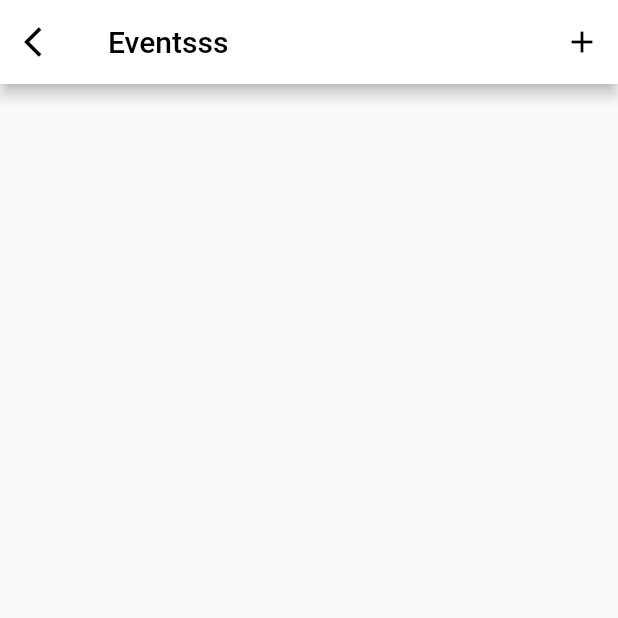
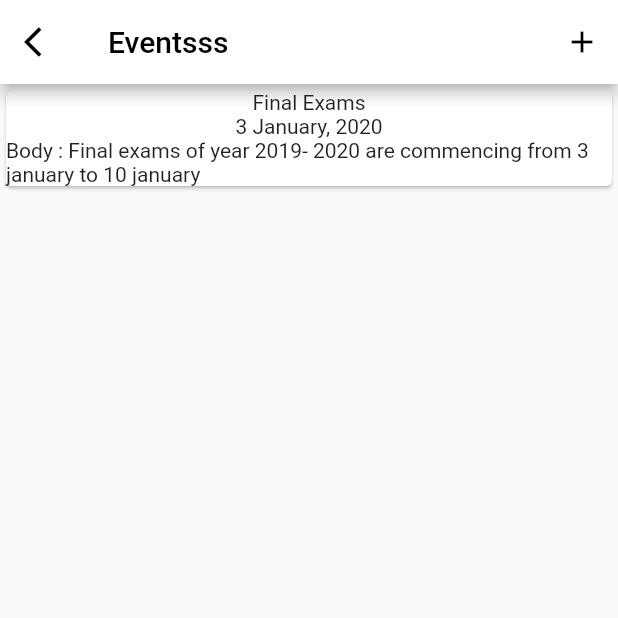
Before and after one commit to parikshitg/flutter_teacher_app, a Flutter app: the EventsHomeScreen screen opened by its route, on a phone screen of 412 x 824 dp, the top half of it. Run offline on Flutter 3.47's test engine with Material 2 defaults, Android fonts, the light colour scheme and no system bars; our stand-ins replace flutter_vector_icons, font_awesome_flutter, image_picker.

Commit message:
events homescreen

```diff
--- a/lib/models/event_model.dart
+++ b/lib/models/event_model.dart
@@ -2,6 +2,7 @@ class Event{
   final String title;
   DateTime eventDate;
   final String body;
+  final String category;
 
-  Event({this.title,this.body, this.eventDate});
+  Event({this.title,this.body, this.eventDate, this.category});
 }
--- a/lib/screens/events/events_homescreen.dart
+++ b/lib/screens/events/events_homescreen.dart
@@ -15,6 +15,33 @@ class _EventsHomeScreenState extends State<EventsHomeScreen> {
   Widget build(BuildContext context) {
     return Scaffold(
       appBar: appBarWid('Eventsss', AddEvent.id),
+      body: Column(
+        children: <Widget>[
+          /*
+            if (birthday today)
+            Card(
+              child: Column(
+                children: <Widget>[
+                  CircleAvatar(
+                image of student
+              ),
+              Text('It's StudentName's Birthday Today'),
+                ]
+              ),
+
+            ),
+          */
+          Card(
+            child: Column(
+              children: <Widget>[
+                Text('Final Exams'),
+                Text('3 January, 2020'),
+                Text('Body : Final exams of year 2019- 2020 are commencing from 3 january to 10 january'),
+              ],
+            ),
+          ),
+        ],
+      ),
 
     );
   }
```
